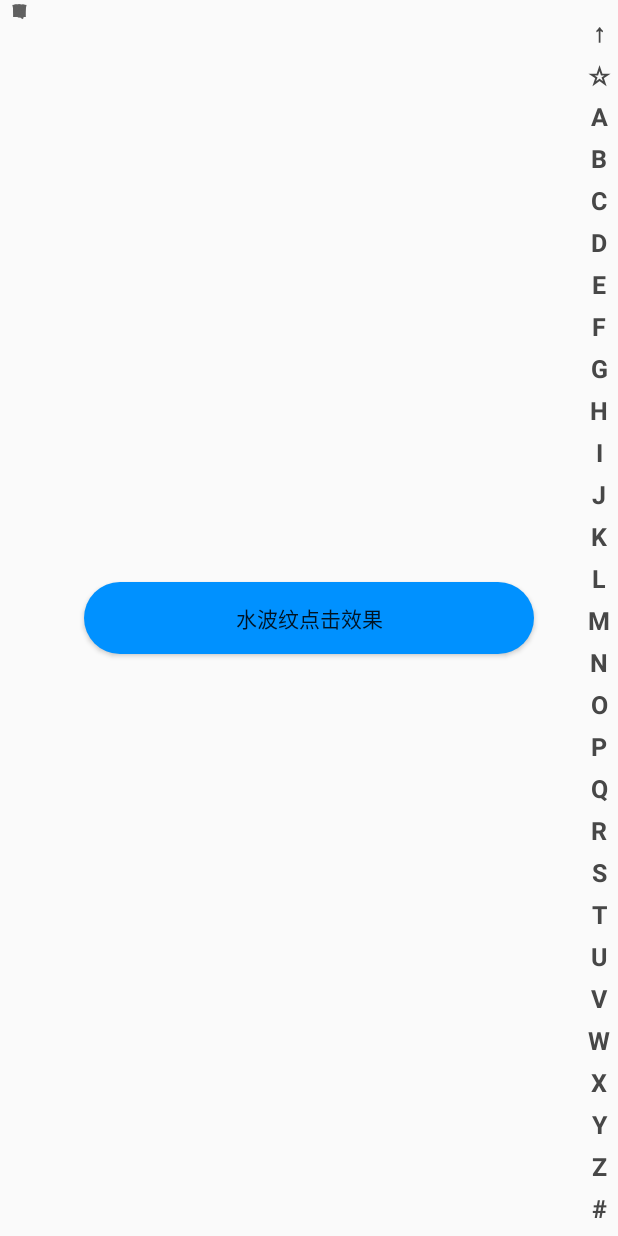
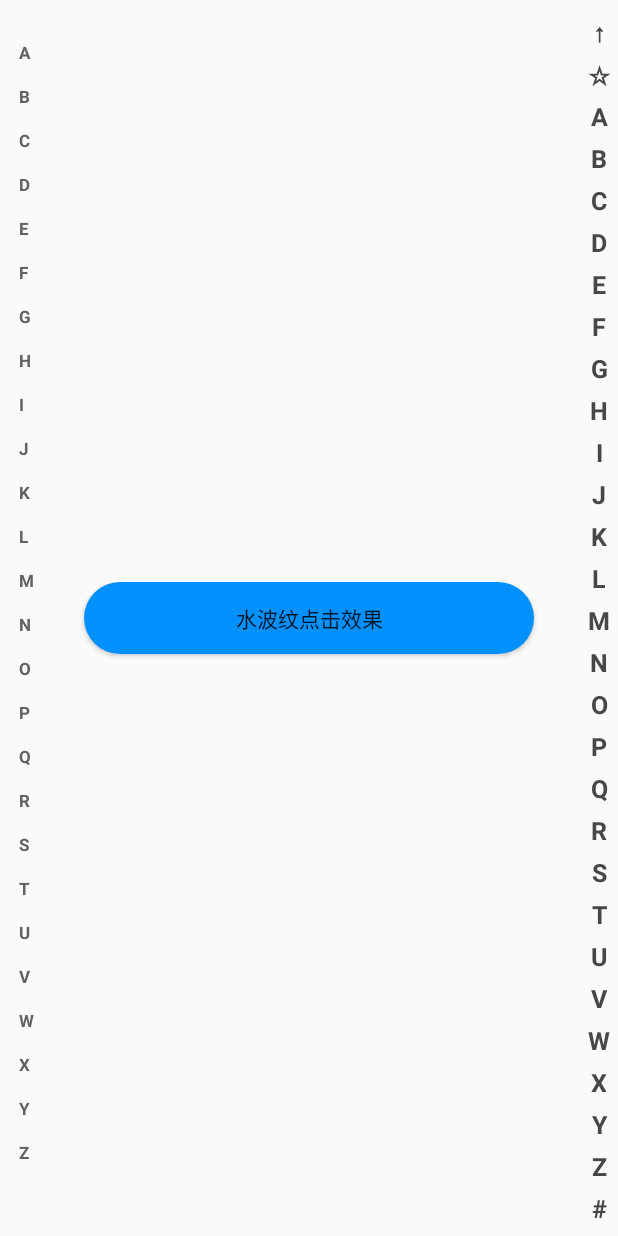
Before and after one commit to dxxs19/WanAndroidKotlin, an Android app: the layout activity_main.xml on its own in the app's theme, with its tools: preview values and no code run, on a phone screen of 412 x 824 dp. Run offline under Robolectric (Android 15) with nearby library versions, the phone set to English and light mode, and no system bars.

Commit message:
kotlin rx

```diff
--- a/app/src/main/kotlin/com.wei.wanandroidkotlin/widget/SideBar.kt
+++ b/app/src/main/kotlin/com.wei.wanandroidkotlin/widget/SideBar.kt
@@ -4,15 +4,14 @@ import android.content.Context
 import android.graphics.Canvas
 import android.graphics.Color
 import android.graphics.Paint
-import android.graphics.Paint.Align
 import android.graphics.Typeface
 import android.support.annotation.ColorInt
 import android.util.AttributeSet
+import android.util.Log
 import android.view.Gravity
 import android.view.MotionEvent
 import android.view.View
 import com.wei.wanandroidkotlin.Constants
-import com.wei.wanandroidkotlin.util.DrawUtil
 import com.wei.wanandroidkotlin.util.UIUtil
 
 
@@ -50,7 +49,7 @@ class SideBar(context: Context, attrs: AttributeSet) : View(context, attrs) {
     // 准备好的A~Z的字母数组
     var selections: Array<String> = SELECTIONS
 
-    private var showBackground = false
+    private var firstDraw = true
 
     init {
         textSize = UIUtil.dpToPx(TEXT_SIZE_DP)
@@ -68,11 +67,15 @@ class SideBar(context: Context, attrs: AttributeSet) : View(context, attrs) {
     }
 
     override fun onDraw(canvas: Canvas) {
-        if (showBackground) {
-            // 字母条背后颜色
-            canvas.drawColor(Color.parseColor("#BFBFBF"))
+        val half = height / 2
+
+        val locationArray = IntArray(2)
+        if (firstDraw) {
+            setData(null)
+            firstDraw = false
+            getLocationOnScreen(locationArray)
+            Log.e(javaClass.simpleName, locationArray[1].toString())
         }
-        val half = height / 2
 
         var offset = 0
         when (gravity) {
@@ -100,10 +103,11 @@ class SideBar(context: Context, attrs: AttributeSet) : View(context, attrs) {
             }
             // 要画的字母的x,y坐标
             val posX = width / 2f
-            val posY = (i * letterHeight + letterHeight / 2 + offset).toFloat()
+            var posY = (i * letterHeight + letterHeight / 2 + offset).toFloat()
 
             // 画出字母
-            DrawUtil.drawTextByAlignX(canvas, selections[i], posX, posY, paint, Align.CENTER)
+//            DrawUtil.drawTextByAlignX(canvas, selections[i], posX, posY, paint, Align.CENTER)
+            canvas.drawText(selections[i], posX, posY, paint)
 
             // 重新设置画笔
             paint.reset()
@@ -134,7 +138,6 @@ class SideBar(context: Context, attrs: AttributeSet) : View(context, attrs) {
         val oldChoose = choose
         when (event.action and MotionEvent.ACTION_MASK) {
             MotionEvent.ACTION_DOWN -> {
-                showBackground = true
                 // view有字母部分的高度，其他部分不接受touch事件
                 if (y > realHeight) {
                     return false
@@ -157,8 +160,7 @@ class SideBar(context: Context, attrs: AttributeSet) : View(context, attrs) {
                 }
             }
             MotionEvent.ACTION_UP, MotionEvent.ACTION_CANCEL -> {
-                showBackground = false
-                choose = -1
+//                choose = -1
                 invalidate()
 
                 if (index <= 0) {
--- a/app/src/main/res/layout/activity_main.xml
+++ b/app/src/main/res/layout/activity_main.xml
@@ -9,35 +9,35 @@
     <LinearLayout
         android:layout_width="match_parent"
         android:layout_height="wrap_content"
+        android:orientation="vertical"
+        android:visibility="gone"
         app:layout_constraintBottom_toBottomOf="parent"
         app:layout_constraintLeft_toLeftOf="parent"
         app:layout_constraintRight_toRightOf="parent"
-        app:layout_constraintTop_toTopOf="parent"
-        android:visibility="gone"
-        android:orientation="vertical">
+        app:layout_constraintTop_toTopOf="parent">
 
         <EditText
             android:id="@+id/et_phone"
             android:layout_width="300dp"
             android:layout_height="wrap_content"
-            android:padding="10dp"
+            android:hint="请输入手机号"
             android:inputType="number"
-            android:hint="请输入手机号" />
+            android:padding="10dp" />
 
         <EditText
             android:id="@+id/et_pass"
             android:layout_width="300dp"
             android:layout_height="wrap_content"
-            android:padding="10dp"
+            android:hint="请输入密码"
             android:inputType="numberPassword"
-            android:hint="请输入密码" />
+            android:padding="10dp" />
 
         <Button
             android:id="@+id/btn_login"
             android:layout_width="100dp"
             android:layout_height="wrap_content"
+            android:enabled="false"
             android:padding="10dp"
-            android:enabled="false"
             android:text="登录" />
     </LinearLayout>
 
@@ -83,22 +83,30 @@
     <Button
         android:layout_width="300dp"
         android:layout_height="48dp"
+        android:background="@drawable/selector_ripple"
         android:text="水波纹点击效果"
         app:layout_constraintBottom_toBottomOf="parent"
         app:layout_constraintLeft_toLeftOf="parent"
         app:layout_constraintRight_toRightOf="parent"
-        app:layout_constraintTop_toTopOf="parent"
-        android:background="@drawable/selector_ripple"/>
+        app:layout_constraintTop_toTopOf="parent" />
 
-    <com.wei.wanandroidkotlin.widget.SideBar
-        android:id="@+id/kotlin_sideBar"
+    <RelativeLayout
         android:layout_width="25dp"
         android:layout_height="match_parent"
-        app:layout_constraintLeft_toLeftOf="parent"/>
+        app:layout_constraintLeft_toLeftOf="parent">
+
+        <com.wei.wanandroidkotlin.widget.SideBar
+            android:id="@+id/kotlin_sideBar"
+            android:layout_marginTop="50dp"
+            android:layout_width="25dp"
+            android:layout_centerVertical="true"
+            android:layout_height="wrap_content"/>
+    </RelativeLayout>
+
 
     <com.wei.wanandroidkotlin.widgets.SideBar
         android:id="@+id/sideBar"
         android:layout_width="25dp"
         android:layout_height="match_parent"
-        app:layout_constraintRight_toRightOf="parent"/>
+        app:layout_constraintRight_toRightOf="parent" />
 </android.support.constraint.ConstraintLayout>
```
Also changed, not shown: app/src/main/AndroidManifest.xml (+9 -9 lines), app/src/main/java/com/wei/wanandroidkotlin/activity/MainActivity.kt (+5 -3 lines), app/src/main/java/com/wei/wanandroidkotlin/rx/RxJavaOperators.java (+24 -4 lines), app/src/main/java/com/wei/wanandroidkotlin/rx/RxOperators.kt (+42 -7 lines).
